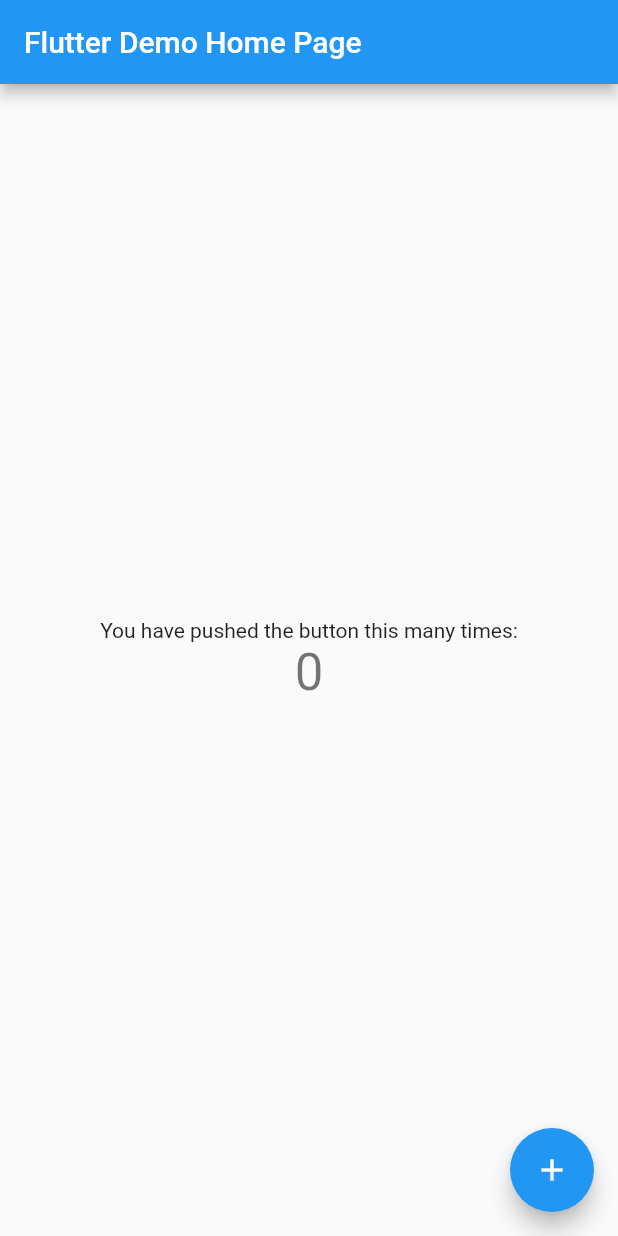
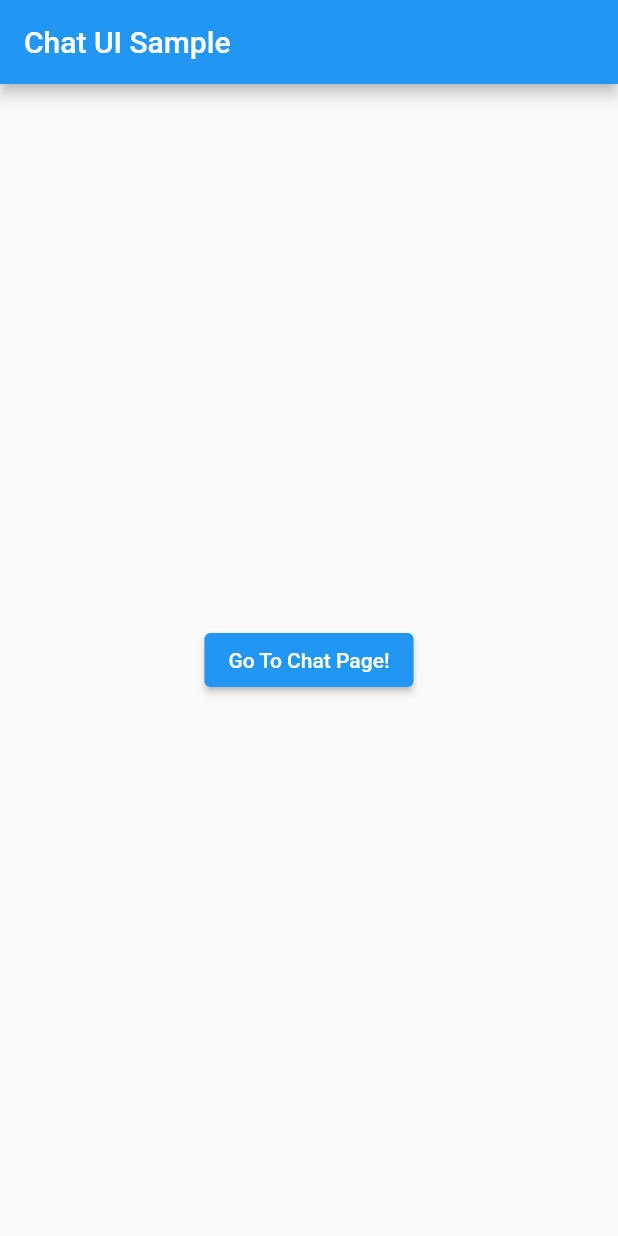
Before and after one commit to fukky21/chat-ui-sample, a Flutter app: the screen it shows after launch, on a phone screen of 412 x 824 dp. Run offline on Flutter 3.47's test engine with Material 2 defaults, Android fonts, the phone set to English and light mode, and no system bars.

Commit message:
feat: ChatPageを追加

```diff
--- a/lib/main.dart
+++ b/lib/main.dart
@@ -10,58 +10,53 @@ class MyApp extends StatelessWidget {
   @override
   Widget build(BuildContext context) {
     return MaterialApp(
-      title: 'Flutter Demo',
+      title: 'Chat UI Sample',
       theme: ThemeData(
         primarySwatch: Colors.blue,
       ),
-      home: const MyHomePage(title: 'Flutter Demo Home Page'),
+      home: const MyHomePage(),
     );
   }
 }
 
-class MyHomePage extends StatefulWidget {
-  const MyHomePage({Key? key, required this.title}) : super(key: key);
-
-  final String title;
-
-  @override
-  _MyHomePageState createState() => _MyHomePageState();
-}
-
-class _MyHomePageState extends State<MyHomePage> {
-  int _counter = 0;
-
-  void _incrementCounter() {
-    setState(() {
-      _counter++;
-    });
-  }
+class MyHomePage extends StatelessWidget {
+  const MyHomePage({Key? key}) : super(key: key);
 
   @override
   Widget build(BuildContext context) {
     return Scaffold(
       appBar: AppBar(
-        title: Text(widget.title),
+        title: const Text('Chat UI Sample'),
       ),
       body: Center(
-        child: Column(
-          mainAxisAlignment: MainAxisAlignment.center,
-          children: <Widget>[
-            const Text(
-              'You have pushed the button this many times:',
+        child: ElevatedButton(
+          onPressed: () => Navigator.of(context).push<void>(
+            MaterialPageRoute(
+              builder: (context) => ChatPage(),
             ),
-            Text(
-              '$_counter',
-              style: Theme.of(context).textTheme.headline4,
-            ),
-          ],
+          ),
+          child: const Text('Go To Chat Page!'),
         ),
-      ),
-      floatingActionButton: FloatingActionButton(
-        onPressed: _incrementCounter,
-        tooltip: 'Increment',
-        child: const Icon(Icons.add),
       ),
     );
   }
 }
+
+class ChatPage extends StatefulWidget {
+  const ChatPage({Key? key}) : super(key: key);
+
+  @override
+  _ChatPageState createState() => _ChatPageState();
+}
+
+class _ChatPageState extends State<ChatPage> {
+  @override
+  Widget build(BuildContext context) {
+    return Scaffold(
+      appBar: AppBar(
+        title: const Text('Chat Page'),
+      ),
+      body: const Center(child: Text('This is Chat Page.')),
+    );
+  }
+}
```
